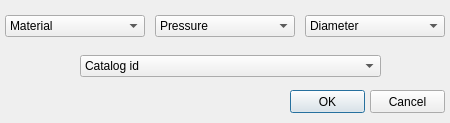
Before: the Qt Designer form ui/ws_catalog.ui in Giswater/giswater_qgis_plugin, drawn with Qt 5.
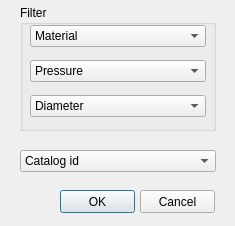
After: the same form once the commit is applied.

Commit message: UI - Modify ud&ws catalog ui

```diff
--- a/ui/ws_catalog.ui
+++ b/ui/ws_catalog.ui
@@ -6,8 +6,8 @@
    <rect>
     <x>0</x>
     <y>0</y>
-    <width>450</width>
-    <height>123</height>
+    <width>235</width>
+    <height>226</height>
    </rect>
   </property>
   <property name="windowTitle">
@@ -16,8 +16,8 @@
   <widget class="QPushButton" name="pushButton">
    <property name="geometry">
     <rect>
-     <x>290</x>
-     <y>90</y>
+     <x>60</x>
+     <y>190</y>
      <width>75</width>
      <height>23</height>
     </rect>
@@ -29,8 +29,8 @@
   <widget class="QPushButton" name="pushButton_2">
    <property name="geometry">
     <rect>
-     <x>370</x>
-     <y>90</y>
+     <x>140</x>
+     <y>190</y>
      <width>75</width>
      <height>23</height>
     </rect>
@@ -39,27 +39,39 @@
     <string>Cancel</string>
    </property>
   </widget>
-  <widget class="QComboBox" name="pnom">
+  <widget class="QComboBox" name="id">
    <property name="geometry">
     <rect>
-     <x>155</x>
-     <y>15</y>
-     <width>140</width>
+     <x>20</x>
+     <y>150</y>
+     <width>196</width>
      <height>22</height>
     </rect>
    </property>
    <item>
     <property name="text">
-     <string>Pressure</string>
+     <string>Catalog id</string>
     </property>
    </item>
   </widget>
+  <widget class="QGroupBox" name="groupBox">
+   <property name="geometry">
+    <rect>
+     <x>20</x>
+     <y>5</y>
+     <width>196</width>
+     <height>126</height>
+    </rect>
+   </property>
+   <property name="title">
+    <string>Filter</string>
+   </property>
   <widget class="QComboBox" name="matcat_id">
    <property name="geometry">
     <rect>
-     <x>5</x>
-     <y>15</y>
-     <width>140</width>
+      <x>10</x>
+      <y>20</y>
+      <width>176</width>
      <height>22</height>
     </rect>
    </property>
@@ -69,12 +81,27 @@
     </property>
    </item>
   </widget>
+   <widget class="QComboBox" name="pnom">
+    <property name="geometry">
+     <rect>
+      <x>10</x>
+      <y>55</y>
+      <width>176</width>
+      <height>22</height>
+     </rect>
+    </property>
+    <item>
+     <property name="text">
+      <string>Pressure</string>
+     </property>
+    </item>
+   </widget>
   <widget class="QComboBox" name="dnom">
    <property name="geometry">
     <rect>
-     <x>305</x>
-     <y>15</y>
-     <width>140</width>
+      <x>10</x>
+      <y>90</y>
+      <width>176</width>
      <height>22</height>
     </rect>
    </property>
@@ -84,20 +111,6 @@
     </property>
    </item>
   </widget>
-  <widget class="QComboBox" name="id">
-   <property name="geometry">
-    <rect>
-     <x>80</x>
-     <y>55</y>
-     <width>301</width>
-     <height>22</height>
-    </rect>
-   </property>
-   <item>
-    <property name="text">
-     <string>Catalog id</string>
-    </property>
-   </item>
   </widget>
  </widget>
  <resources/>
```
Lines whose indentation alone changed are shown as unchanged. The commit also changes 1 other file.
